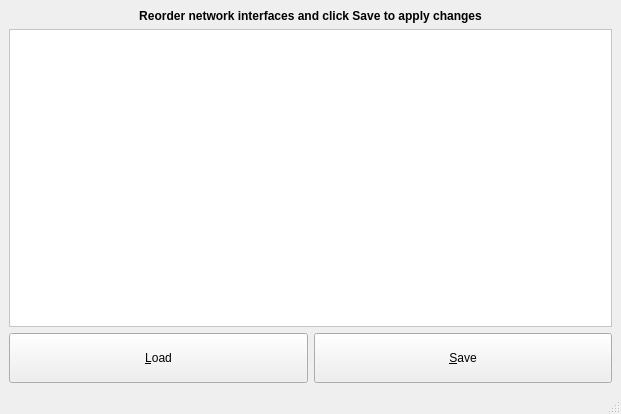
Above: src/main_window.ui from gianmaria/QtNic before the change. Below: the same form after it.
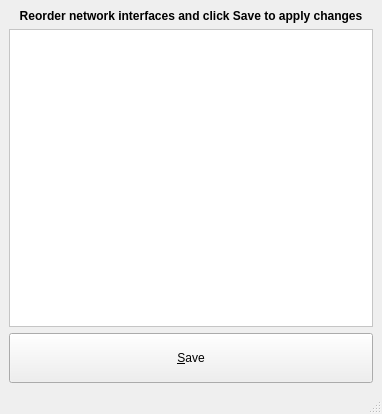
That is the form after the change.

Commit message: delete invisible button

Patch:
```diff
--- a/src/main_window.ui
+++ b/src/main_window.ui
@@ -6,7 +6,7 @@
    <rect>
     <x>0</x>
     <y>0</y>
-    <width>621</width>
+    <width>382</width>
     <height>414</height>
    </rect>
   </property>
@@ -30,25 +30,6 @@
     </item>
     <item row="2" column="0">
      <layout class="QHBoxLayout" name="horizontalLayout">
-      <item>
-       <widget class="QPushButton" name="pbLoad">
-        <property name="sizePolicy">
-         <sizepolicy hsizetype="Expanding" vsizetype="Minimum">
-          <horstretch>0</horstretch>
-          <verstretch>0</verstretch>
-         </sizepolicy>
-        </property>
-        <property name="minimumSize">
-         <size>
-          <width>0</width>
-          <height>50</height>
-         </size>
-        </property>
-        <property name="text">
-         <string>&amp;Load</string>
-        </property>
-       </widget>
-      </item>
       <item>
        <widget class="QPushButton" name="pbSave">
         <property name="sizePolicy">
```
The commit also changes 2 other files.
